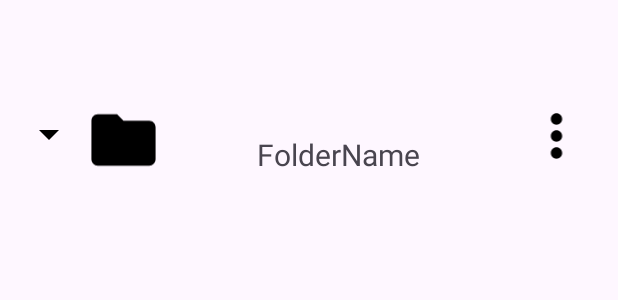
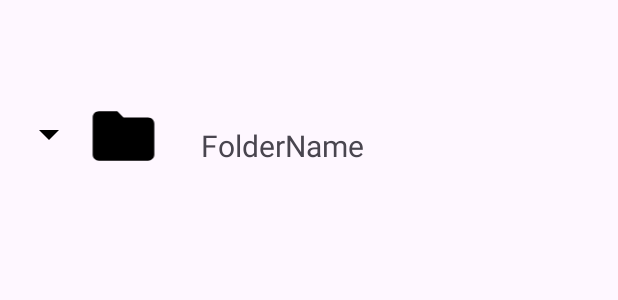
Before and after one commit to HoangDucHiep/FlashcardRedo, an Android app: the layout folder_item.xml on its own in the app's theme, with its tools: preview values and no code run, on a phone screen of 412 x 824 dp. Shown: the top 300 px of the screen. Run offline under Robolectric (Android 15) with nearby library versions, the phone set to English and light mode, and no system bars.

Commit message:
fix layout desk and folder item

```diff
--- a/app/src/main/res/layout/folder_item.xml
+++ b/app/src/main/res/layout/folder_item.xml
@@ -20,7 +20,7 @@
     <ImageView
         android:id="@+id/imageView2"
         android:layout_width="51dp"
-        android:layout_height="56dp"
+        android:layout_height="49dp"
         android:layout_marginEnd="20dp"
         app:layout_constraintBottom_toBottomOf="parent"
         app:layout_constraintEnd_toEndOf="parent"
@@ -32,27 +32,16 @@
 
     <TextView
         android:id="@+id/folderName"
-        android:layout_width="151dp"
-        android:layout_height="26dp"
+        android:layout_width="262dp"
+        android:layout_height="30dp"
         android:layout_marginStart="50dp"
         android:text="FolderName"
         android:textSize="20dp"
         app:layout_constraintBottom_toBottomOf="parent"
         app:layout_constraintEnd_toEndOf="parent"
-        app:layout_constraintHorizontal_bias="0.576"
+        app:layout_constraintHorizontal_bias="0.838"
         app:layout_constraintStart_toStartOf="parent"
         app:layout_constraintTop_toTopOf="parent"
-        app:layout_constraintVertical_bias="0.112" />
+        app:layout_constraintVertical_bias="0.105" />
 
-    <ImageView
-        android:id="@+id/imageView3"
-        android:layout_width="50dp"
-        android:layout_height="45dp"
-        app:layout_constraintBottom_toBottomOf="parent"
-        app:layout_constraintEnd_toEndOf="parent"
-        app:layout_constraintHorizontal_bias="0.955"
-        app:layout_constraintStart_toStartOf="parent"
-        app:layout_constraintTop_toTopOf="parent"
-        app:layout_constraintVertical_bias="0.087"
-        app:srcCompat="@drawable/morevert" />
 </androidx.constraintlayout.widget.ConstraintLayout>
```
Also changed, not shown: app/src/main/res/layout/deck_item.xml (+4 -14 lines).
